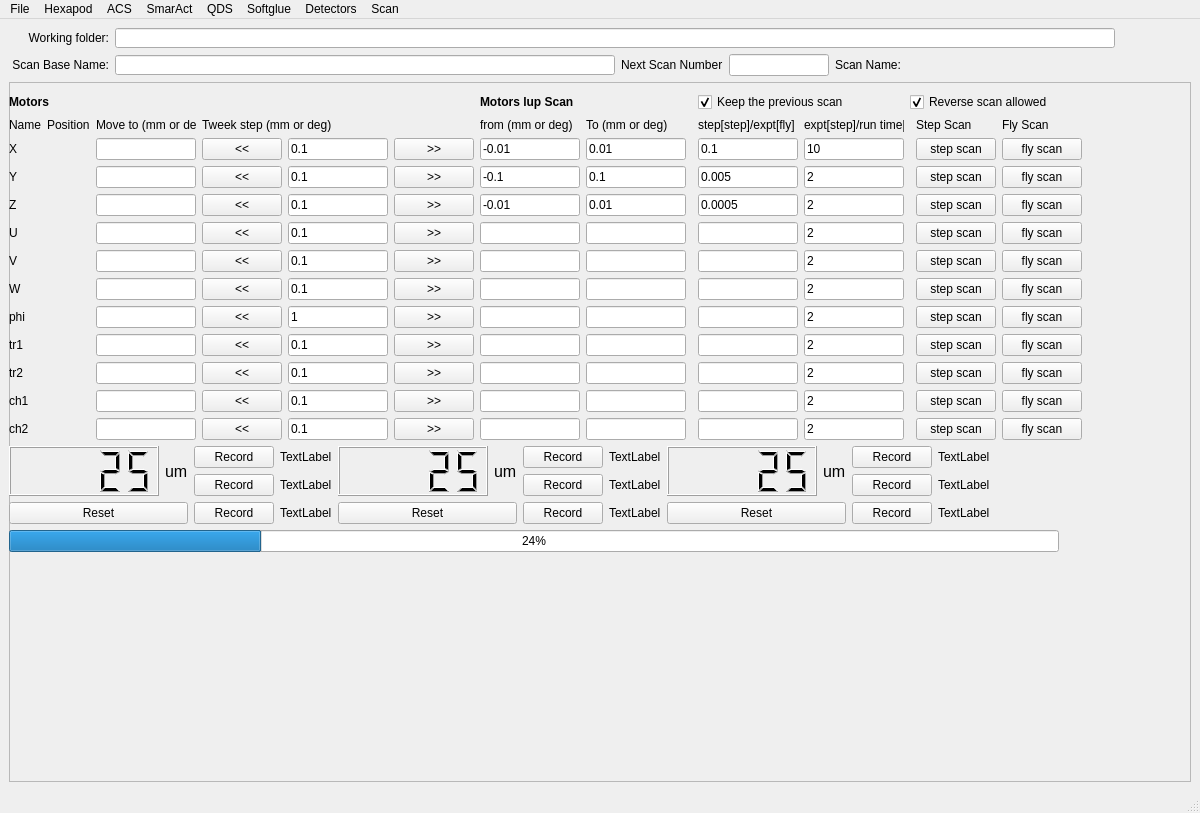
Old version of the form gui/ptycoSAXS.ui in the repository Byeongdulee/ptychoSAXS.
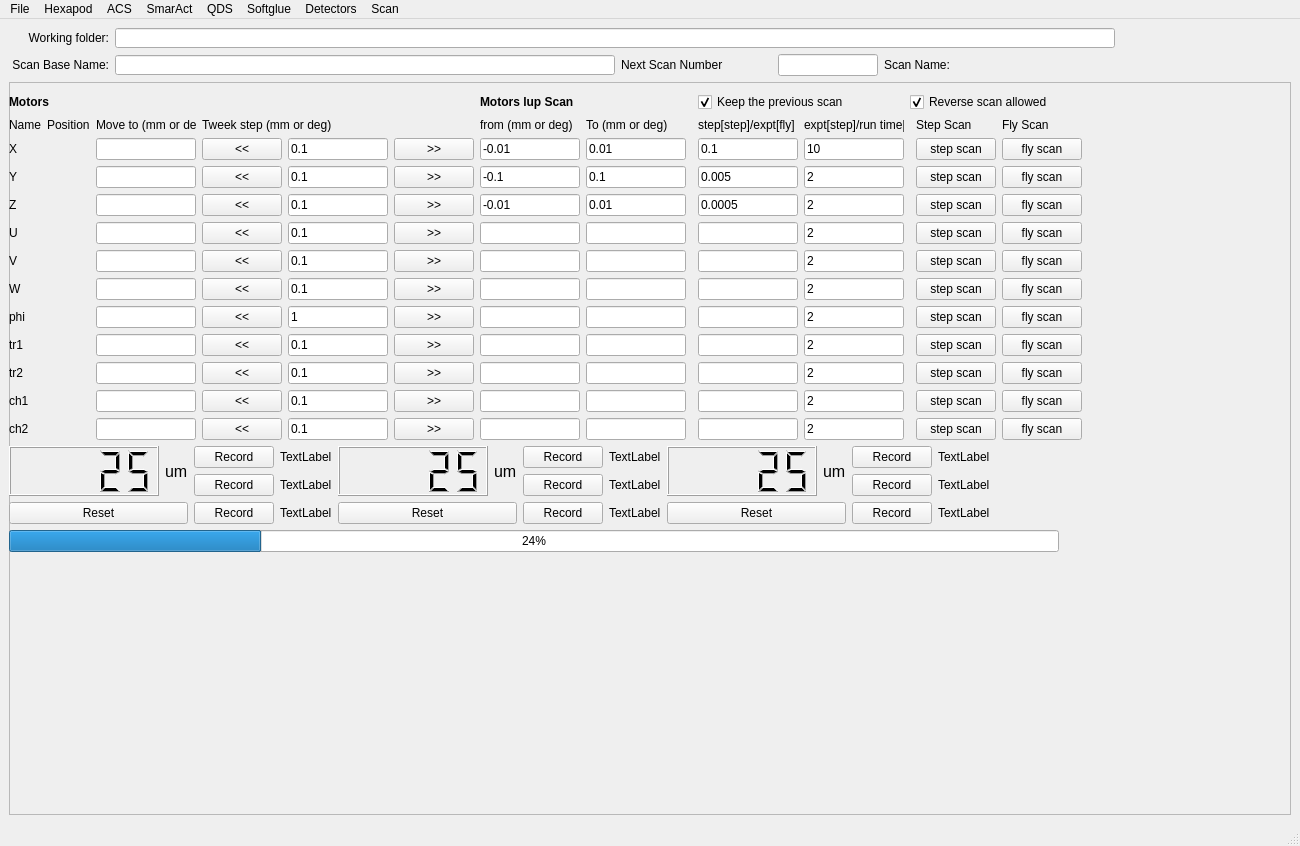
New version of the form.

Diff of the .ui file:
```diff
--- a/gui/ptycoSAXS.ui
+++ b/gui/ptycoSAXS.ui
@@ -6,13 +6,13 @@
    <rect>
     <x>0</x>
     <y>0</y>
-    <width>1200</width>
-    <height>813</height>
+    <width>1300</width>
+    <height>846</height>
    </rect>
   </property>
   <property name="maximumSize">
    <size>
-    <width>1200</width>
+    <width>1300</width>
     <height>16777215</height>
    </size>
   </property>
@@ -2144,8 +2144,8 @@
     <rect>
      <x>0</x>
      <y>0</y>
-     <width>1200</width>
-     <height>21</height>
+     <width>1300</width>
+     <height>31</height>
     </rect>
    </property>
    <widget class="QMenu" name="menuHexapod">
```
Left out of the diff: 13 changed lines with no effect on the pictures.
